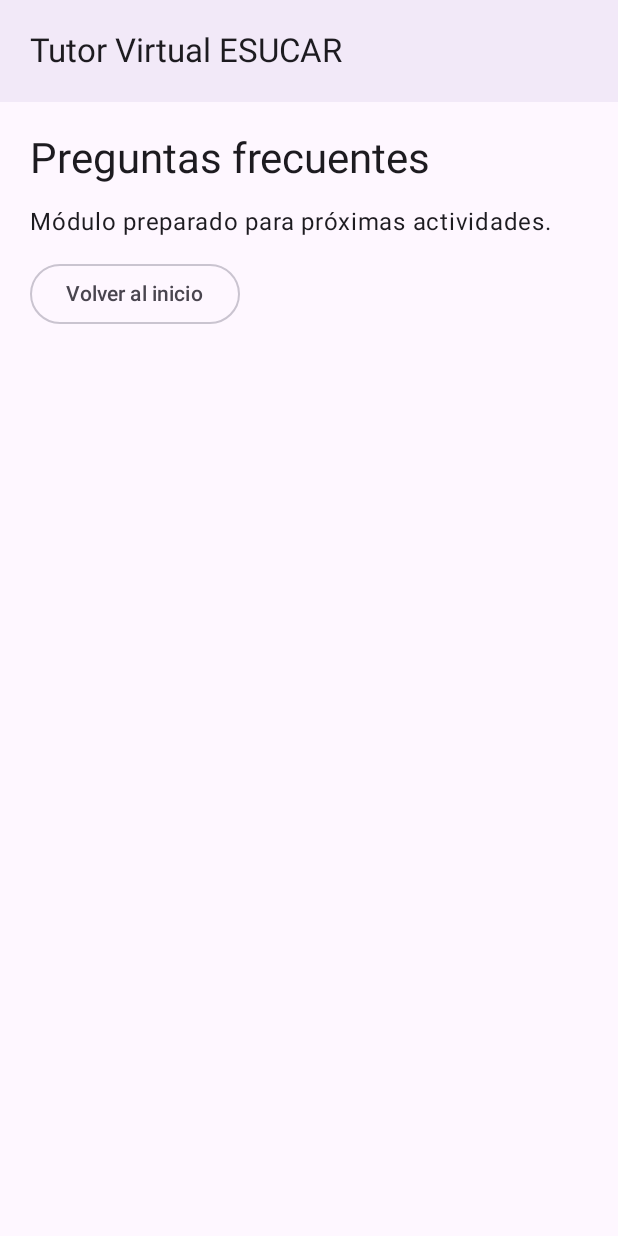
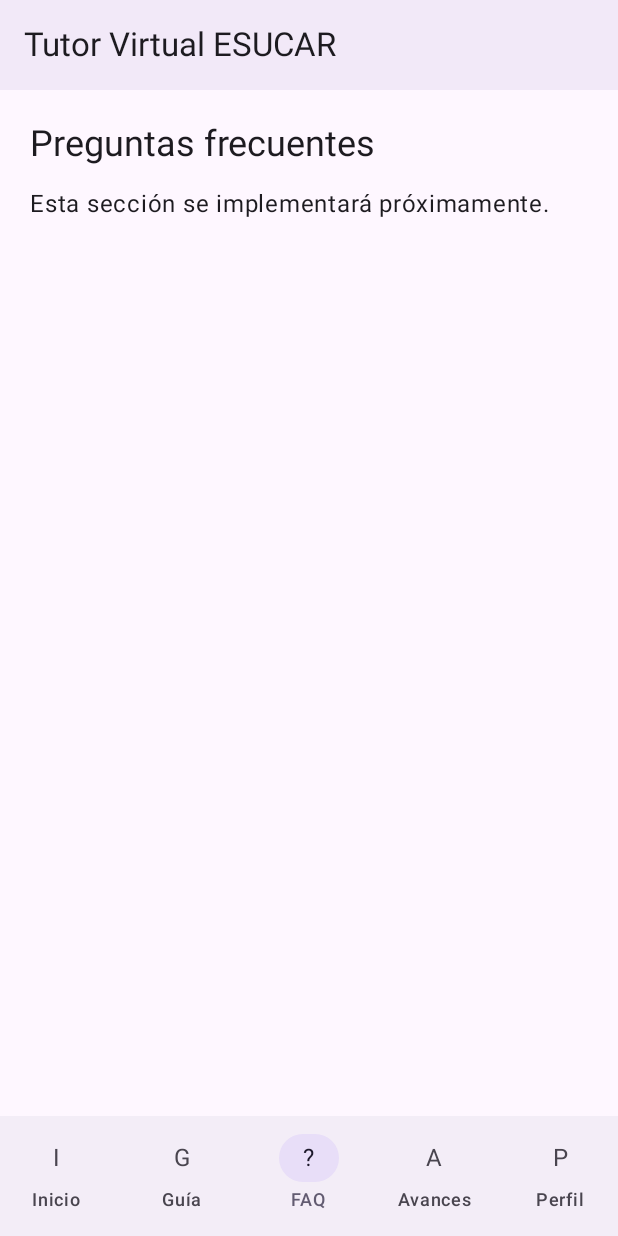
Before and after one commit to KevinValdebenito/TutorVirtualESUCAR, an Android app built with Jetpack Compose: the screen it shows after launch (MainActivity), after a tap on "Preguntas frecuentes", on a phone screen of 412 x 824 dp. Run offline under Robolectric (Android 15) with nearby library versions, the phone set to English and light mode, and no system bars.

Commit message:
feat: implementar navegacion con Navigation Compose

```diff
--- a/app/build.gradle.kts
+++ b/app/build.gradle.kts
@@ -54,4 +54,6 @@ dependencies {
     androidTestImplementation(libs.androidx.junit)
     debugImplementation(libs.androidx.compose.ui.test.manifest)
     debugImplementation(libs.androidx.compose.ui.tooling)
+    implementation("androidx.navigation:navigation-compose:2.10.2")
+
 }
--- a/app/src/main/java/cl/duoc/tutorvirtual/MainActivity.kt
+++ b/app/src/main/java/cl/duoc/tutorvirtual/MainActivity.kt
@@ -1,32 +1,43 @@
+
 package cl.duoc.tutorvirtual
 
 import android.os.Bundle
 import androidx.activity.ComponentActivity
-import androidx.activity.compose.BackHandler
 import androidx.activity.compose.setContent
 import androidx.compose.foundation.layout.*
 import androidx.compose.foundation.rememberScrollState
 import androidx.compose.foundation.verticalScroll
 import androidx.compose.material3.*
-import androidx.compose.runtime.*
+import androidx.compose.runtime.Composable
+import androidx.compose.runtime.getValue
 import androidx.compose.ui.Modifier
 import androidx.compose.ui.unit.dp
+import androidx.navigation.compose.NavHost
+import androidx.navigation.compose.composable
+import androidx.navigation.compose.rememberNavController
+import androidx.navigation.compose.currentBackStackEntryAsState
 import cl.duoc.tutorvirtual.ui.screens.GuiaMetodologicaScreen
 
 class MainActivity : ComponentActivity() {
+
     override fun onCreate(savedInstanceState: Bundle?) {
         super.onCreate(savedInstanceState)
-        setContent { MaterialTheme { TutorVirtualApp() } }
+
+        setContent {
+            MaterialTheme {
+                TutorVirtualApp()
+            }
+        }
     }
 }
 
 @Composable
 fun TutorVirtualApp() {
-    var pantalla by remember { mutableStateOf("Inicio") }
 
-    BackHandler(enabled = pantalla != "Inicio") {
-        pantalla = "Inicio"
-    }
+    val navController = rememberNavController()
+
+    val pantallaActual by navController.currentBackStackEntryAsState()
+    val ruta = pantallaActual?.destination?.route
 
     Scaffold(
         topBar = {
@@ -34,46 +45,153 @@ fun TutorVirtualApp() {
                 Text(
                     "Tutor Virtual ESUCAR",
                     style = MaterialTheme.typography.titleLarge,
-                    modifier = Modifier.fillMaxWidth().padding(20.dp)
+                    modifier = Modifier
+                        .fillMaxWidth()
+                        .padding(16.dp)
+                )
+            }
+        },
+
+        bottomBar = {
+            NavigationBar {
+
+                NavigationBarItem(
+                    selected = ruta == "inicio",
+                    onClick = { navController.navigate("inicio") },
+                    icon = { Text("I") },
+                    label = { Text("Inicio") }
+                )
+
+                NavigationBarItem(
+                    selected = ruta == "guia",
+                    onClick = { navController.navigate("guia") },
+                    icon = { Text("G") },
+                    label = { Text("Guía") }
+                )
+
+                NavigationBarItem(
+                    selected = ruta == "faq",
+                    onClick = { navController.navigate("faq") },
+                    icon = { Text("?") },
+                    label = { Text("FAQ") }
+                )
+
+                NavigationBarItem(
+                    selected = ruta == "avances",
+                    onClick = { navController.navigate("avances") },
+                    icon = { Text("A") },
+                    label = { Text("Avances") }
+                )
+
+                NavigationBarItem(
+                    selected = ruta == "perfil",
+                    onClick = { navController.navigate("perfil") },
+                    icon = { Text("P") },
+                    label = { Text("Perfil") }
                 )
             }
         }
+
     ) { padding ->
+
+        NavHost(
+            navController = navController,
+            startDestination = "inicio",
+            modifier = Modifier.padding(padding)
+        ) {
+
+            // INICIO
+            composable("inicio") {
                 Column(
                     modifier = Modifier
-                .padding(padding)
                         .fillMaxSize()
-                .verticalScroll(rememberScrollState())
                         .padding(20.dp),
                     verticalArrangement = Arrangement.spacedBy(12.dp)
                 ) {
-            when (pantalla) {
-                "Inicio" -> {
-                    Text("Bienvenido al Tutor Virtual",
-                        style = MaterialTheme.typography.headlineSmall)
+
+                    Text(
+                        "Bienvenido al Tutor Virtual",
+                        style = MaterialTheme.typography.headlineSmall
+                    )
+
                     Text("Apoyo para Trabajo de Título I, II y III.")
-                    listOf("Guía metodológica", "Preguntas frecuentes",
-                        "Mis avances", "Mi perfil").forEach { destino ->
+
                     Button(
-                            onClick = { pantalla = destino },
+                        onClick = { navController.navigate("guia") },
                         modifier = Modifier.fillMaxWidth()
-                        ) { Text(destino) }
+                    ) {
+                        Text("Guía metodológica")
+                    }
+
+                    Button(
+                        onClick = { navController.navigate("faq") },
+                        modifier = Modifier.fillMaxWidth()
+                    ) {
+                        Text("Preguntas frecuentes")
+                    }
+
+                    Button(
+                        onClick = { navController.navigate("avances") },
+                        modifier = Modifier.fillMaxWidth()
+                    ) {
+                        Text("Mis avances")
+                    }
+
+                    Button(
+                        onClick = { navController.navigate("perfil") },
+                        modifier = Modifier.fillMaxWidth()
+                    ) {
+                        Text("Mi perfil")
                     }
                 }
-                "Guía metodológica" -> {
+            }
+
+            // GUIA
+            composable("guia") {
+                Column(
+                    modifier = Modifier
+                        .fillMaxSize()
+                        .verticalScroll(rememberScrollState())
+                        .padding(20.dp)
+                ) {
                     GuiaMetodologicaScreen()
-                    OutlinedButton(onClick = { pantalla = "Inicio" }) {
-                        Text("Volver al inicio")
                 }
             }
-                else -> {
-                    Text(pantalla, style = MaterialTheme.typography.headlineMedium)
-                    Text("Módulo preparado para próximas actividades.")
-                    OutlinedButton(onClick = { pantalla = "Inicio" }) {
-                        Text("Volver al inicio")
+
+            // FAQ
+            composable("faq") {
+                PantallaPendiente("Preguntas frecuentes")
+            }
+
+            // AVANCES
+            composable("avances") {
+                PantallaPendiente("Mis avances")
+            }
+
+            // PERFIL
+            composable("perfil") {
+                PantallaPendiente("Mi perfil")
             }
         }
     }
 }
+
+@Composable
+fun PantallaPendiente(titulo: String) {
+
+    Column(
+        modifier = Modifier
+            .fillMaxSize()
+            .padding(20.dp)
+    ) {
+
+        Text(
+            titulo,
+            style = MaterialTheme.typography.headlineSmall
+        )
+
+        Spacer(modifier = Modifier.height(12.dp))
+
+        Text("Esta sección se implementará próximamente.")
     }
 }
```
Lines whose indentation alone changed are shown as unchanged.
